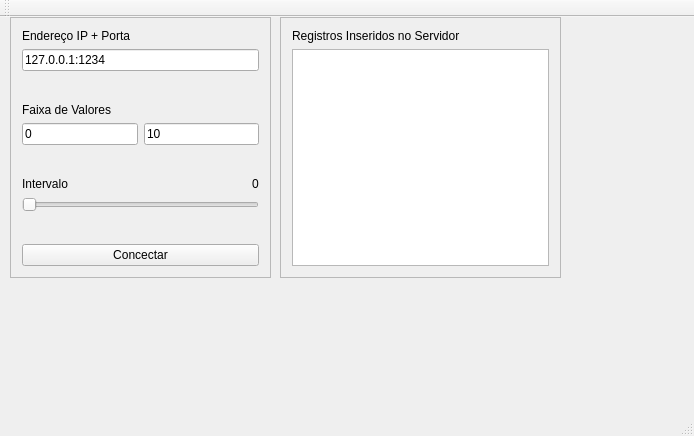
First picture: the form in QTDataProducer/mainwindow.ui, repository DenisMedeiros/DCA0201QTProject, before the edit.
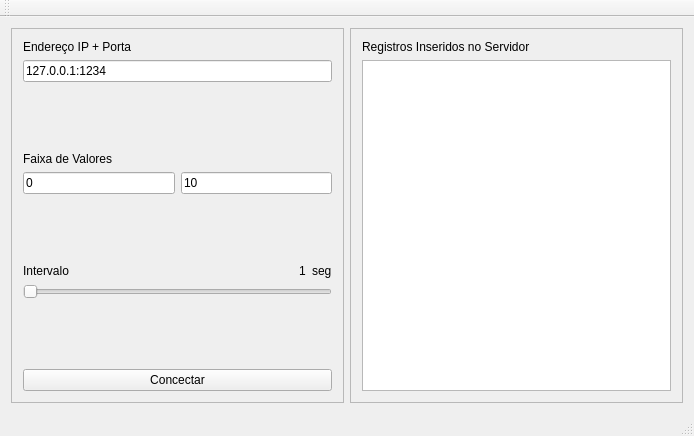
Second picture: the form after the edit.

Diff of the .ui file:
```diff
--- a/QTDataProducer/mainwindow.ui
+++ b/QTDataProducer/mainwindow.ui
@@ -14,15 +14,9 @@
    <string>QTDataProducer</string>
   </property>
   <widget class="QWidget" name="centralWidget">
+   <layout class="QHBoxLayout" name="horizontalLayout_3">
+    <item>
    <widget class="QFrame" name="frame">
-    <property name="geometry">
-     <rect>
-      <x>10</x>
-      <y>0</y>
-      <width>261</width>
-      <height>261</height>
-     </rect>
-    </property>
     <property name="frameShape">
      <enum>QFrame::StyledPanel</enum>
     </property>
@@ -106,7 +100,7 @@
      <item>
       <layout class="QVBoxLayout" name="verticalLayout_3">
        <item>
-        <layout class="QHBoxLayout" name="horizontalLayout_2" stretch="100,0">
+          <layout class="QHBoxLayout" name="horizontalLayout_2" stretch="100,0,0">
          <item>
           <widget class="QLabel" name="label_3">
            <property name="text">
@@ -114,20 +108,36 @@
            </property>
           </widget>
          </item>
+           <item>
+            <widget class="QLabel" name="label_6">
+             <property name="text">
+              <string>1</string>
+             </property>
+            </widget>
+           </item>
          <item>
           <widget class="QLabel" name="label_4">
            <property name="text">
-            <string>0</string>
+              <string>seg</string>
            </property>
           </widget>
          </item>
         </layout>
        </item>
        <item>
-        <widget class="QSlider" name="horizontalSlider">
+          <widget class="QSlider" name="horizontalSliderIntervalo">
+           <property name="minimum">
+            <number>1</number>
+           </property>
+           <property name="maximum">
+            <number>100</number>
+           </property>
          <property name="orientation">
           <enum>Qt::Horizontal</enum>
          </property>
+           <property name="tickInterval">
+            <number>0</number>
+           </property>
         </widget>
        </item>
       </layout>
@@ -157,15 +167,9 @@
      </item>
     </layout>
    </widget>
+    </item>
+    <item>
    <widget class="QFrame" name="frame_2">
-    <property name="geometry">
-     <rect>
-      <x>280</x>
-      <y>0</y>
-      <width>281</width>
-      <height>261</height>
-     </rect>
-    </property>
     <property name="frameShape">
      <enum>QFrame::StyledPanel</enum>
     </property>
@@ -191,6 +195,8 @@
     <zorder>label_5</zorder>
     <zorder></zorder>
    </widget>
+    </item>
+   </layout>
   </widget>
   <widget class="QMenuBar" name="menuBar">
    <property name="geometry">
```
Left out of the diff: 16 changed lines with no effect on the pictures. Lines whose indentation alone changed are shown as unchanged.
